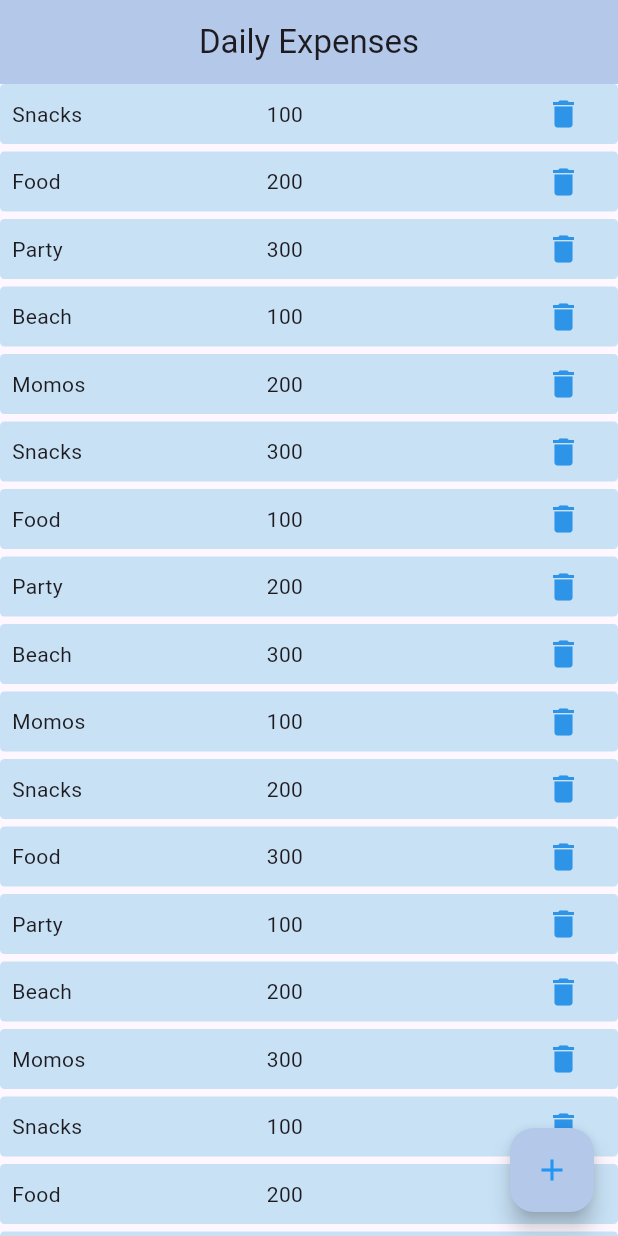
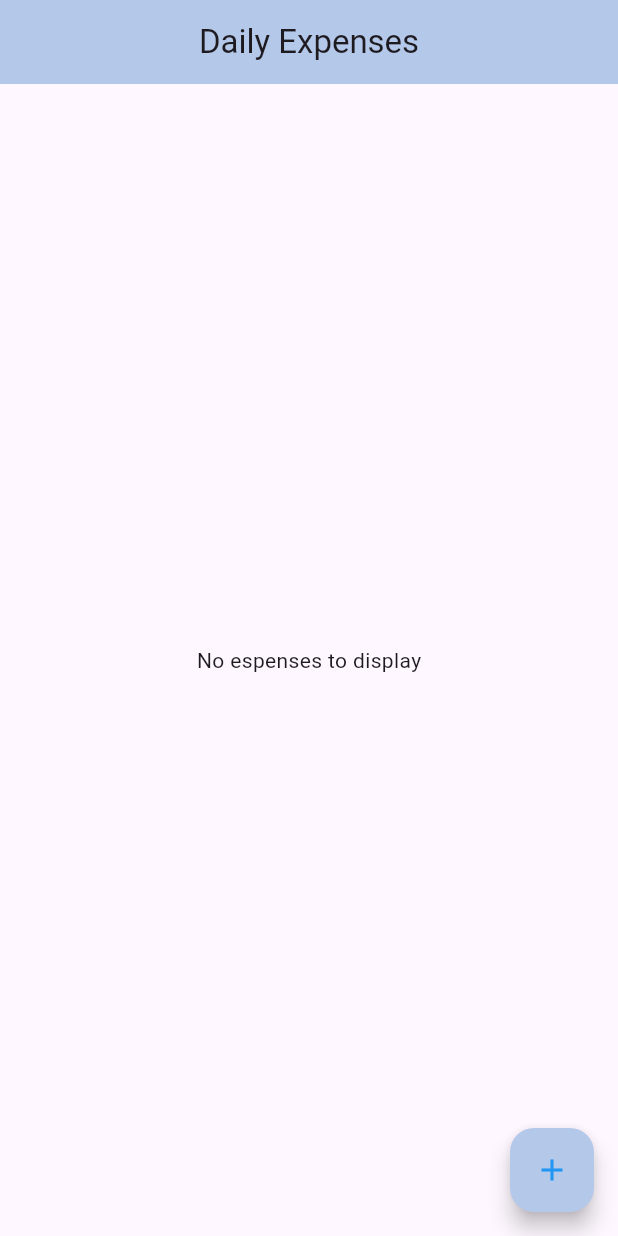
Before and after one commit to amrutha-ponduri/csp_project, a Flutter app: the screen it shows after launch, on a phone screen of 412 x 824 dp. Run offline on Flutter 3.47's test engine with Material 3 defaults, Android fonts, the phone set to English and light mode, and no system bars; our stand-ins replace clay_containers, modal_bottom_sheet.

Commit message:
adding expenses successful

```diff
--- a/lib/pages/dailyexpensespage.dart
+++ b/lib/pages/dailyexpensespage.dart
@@ -1,80 +1,80 @@
 import 'package:flutter/foundation.dart';
 import 'package:flutter/material.dart';
+import 'package:clay_containers/clay_containers.dart';
+import 'package:modal_bottom_sheet/modal_bottom_sheet.dart';
+import 'package:smart_expend/widgets/addexpense_modal.dart';
+class DailyExpenses extends StatefulWidget {
+  const DailyExpenses({super.key});
 
-class DailyExpenses extends StatelessWidget {
-  const DailyExpenses({super.key});
+  @override
+  State<DailyExpenses> createState() => _DailyExpensesState();
+}
+
+class _DailyExpensesState extends State<DailyExpenses> {
+  var expenseValue=<double>[
+
+    ];
+    var expenseName = <String>[
+
+    ];
   @override
   Widget build(BuildContext context) {
-    var price=[
-      100,200,300,100,200,300,100,200,300,100,200,300,100,200,300,100,200,300,100,200,300,100,200,300,100,200,300,100,200,300,100,200,300,100,200,300,100,200,300,100,200,300,100,200,300,100,200,300,
-    ];
-    var expenseName = [
-      'Snacks',
-      'Food',
-      'Party',
-      'Beach',
-      'Momos',
-      'Snacks',
-      'Food',
-      'Party',
-      'Beach',
-      'Momos',
-      'Snacks',
-      'Food',
-      'Party',
-      'Beach',
-      'Momos',
-      'Snacks',
-      'Food',
-      'Party',
-      'Beach',
-      'Momos'
-    ];
+
     return Scaffold(
       appBar: AppBar(
-        backgroundColor: Color.fromARGB(255, 180, 200, 234),
+        backgroundColor: const Color.fromARGB(255, 180, 200, 234),
         title: const Text("Daily Expenses"),
         centerTitle: true,
       ),
-      body: ListView.separated(
+      body: expenseName.isEmpty?const Center(
+              child: Text('No espenses to display'),
+            ): ListView.separated(
         separatorBuilder: (context,index){
-          return SizedBox(height: 5,width: double.infinity,);
+          return const SizedBox(height: 0,width: double.infinity,);
           },
         itemCount: expenseName.length,
         scrollDirection: Axis.vertical,
         itemBuilder: (context, index) {
-          return Container(
-            decoration: BoxDecoration(
-              color: const Color.fromARGB(255, 200, 225, 245),
-              borderRadius: BorderRadius.circular(3),
-              // boxShadow: [
-              //   BoxShadow(
-              //     color: const Color.fromARGB(255, 172, 183, 194),
-              //     spreadRadius: 2,
-              //     blurRadius: 2,
-              //   )
-              // ]
-            ),
+
+          return Padding(
+            padding: const EdgeInsets.all(8.0),
+            child: ClayContainer(
+
+              emboss: true,
+              borderRadius: 6,
               child: Padding(
-              padding: EdgeInsets.all(8),
+                padding: const EdgeInsets.all(8),
                 child: Row(
                   mainAxisAlignment: MainAxisAlignment.spaceAround,
                   crossAxisAlignment: CrossAxisAlignment.center,
                   children: [
-                  Expanded(child: Text(expenseName[index]),flex: 3,),
-                  Expanded(child: Text(price[index].toString()),flex: 3,),
-                  Expanded(flex: 1,child: Icon(
-                    Icons.delete,color: const Color.fromARGB(255, 45, 148, 232),
+                    Expanded(flex: 3,child: ClayText(expenseName[index],emboss: true,color: const Color.fromARGB(255, 145, 185, 218),),),
+                    Expanded(flex: 3,child: ClayText(expenseValue[index].toString(),emboss: true,color: const Color.fromARGB(255, 145, 185, 218),),),
+                    Expanded(flex: 1,child: InkWell(
+                      child: const Icon(
+                        Icons.delete,color:  Color.fromARGB(255, 145, 185, 218),
+                      ),onTap: () {}
                     ))
 
                   ],
+                ),
               ),
             ),
           );
         }
       ),
       floatingActionButton: FloatingActionButton(
-        onPressed: () {},
+        onPressed: () async{
+          await showMaterialModalBottomSheet(
+            context: context,
+            builder: (context) => AddexpenseModal(expenseName,expenseValue)
+          );
+          print(expenseName);
+          print(expenseValue);
+          setState(() {
+
+          });
+        },
         backgroundColor: const Color.fromARGB(255, 180, 200, 234),
         child: const Icon(
           Icons.add,
```
Lines whose indentation alone changed are shown as unchanged.
